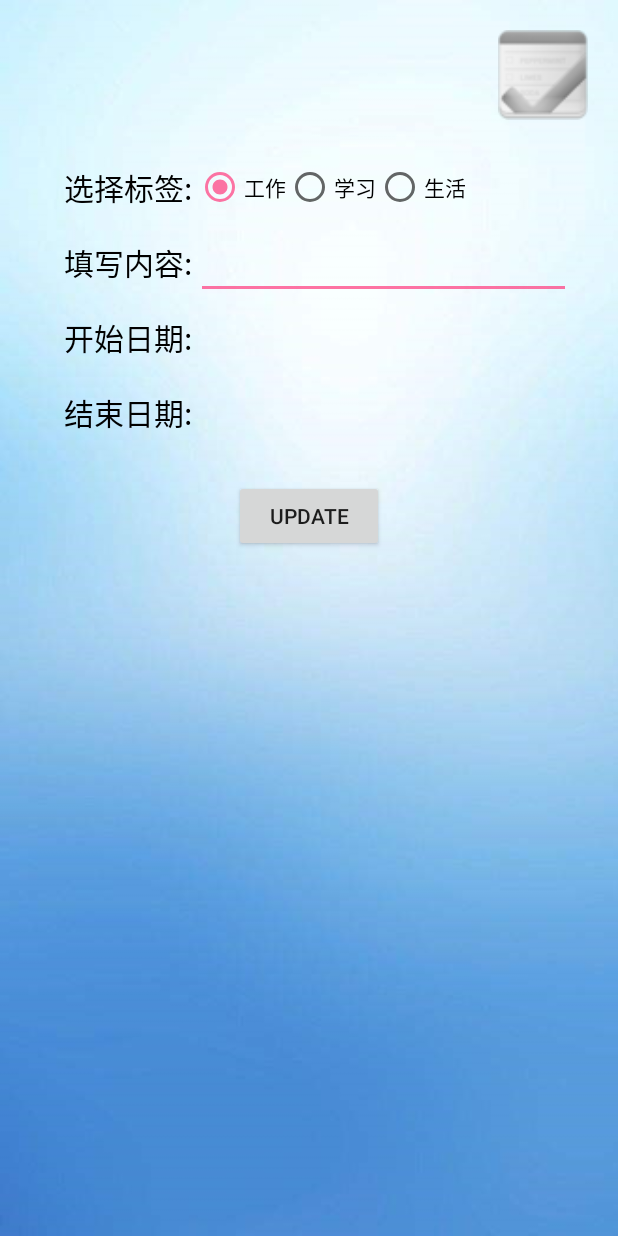
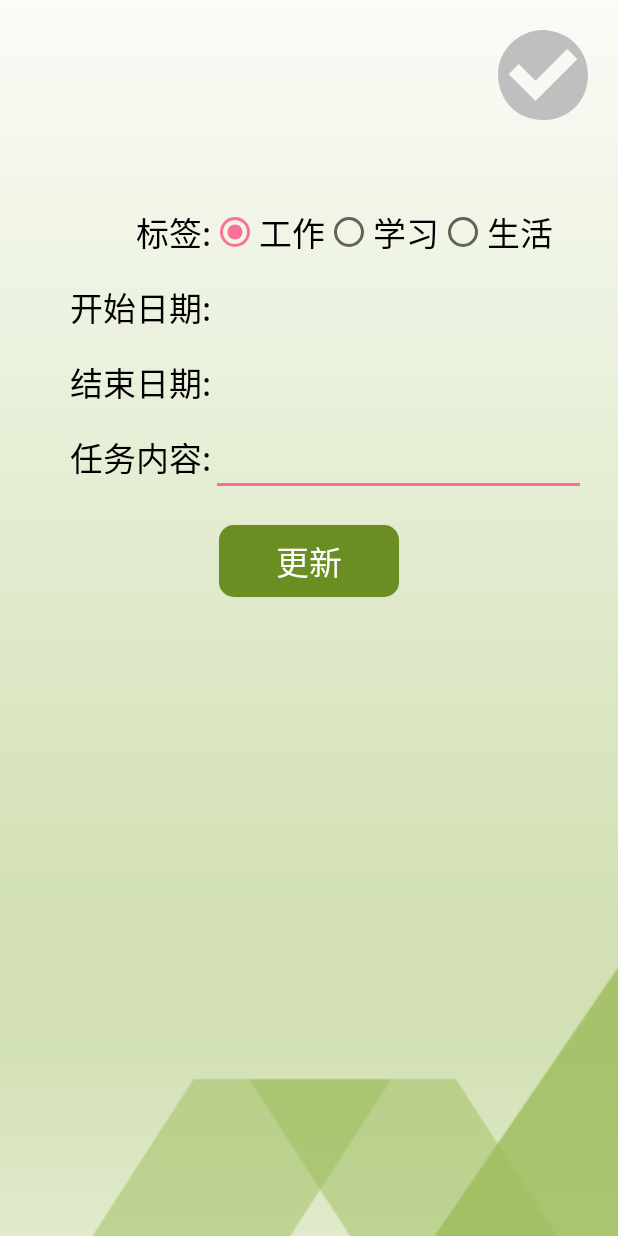
Before and after one commit to LEOch007/SimpleDo, an Android app: the layout activity_update.xml on its own in the app's theme, with its tools: preview values and no code run, on a phone screen of 412 x 824 dp. Run offline under Robolectric (Android 15) with nearby library versions, the light colour scheme and no system bars.

Commit message:
更新UI

```diff
--- /dev/null
+++ b/app/src/main/res/drawable/btnshape.xml
@@ -0,0 +1,10 @@
+<?xml version="1.0" encoding="utf-8"?>
+<shape xmlns:android="http://schemas.android.com/apk/res/android">
+    <solid android:color="@color/olivedrab" />
+    <corners android:radius="10dip" />
+    <padding
+        android:bottom="5dp"
+        android:left="10dp"
+        android:right="10dp"
+        android:top="5dp" />
+</shape>
--- a/app/src/main/res/layout/activity_add.xml
+++ b/app/src/main/res/layout/activity_add.xml
@@ -51,15 +51,6 @@
                 android:textSize="22sp"/>
         </RadioGroup>
 
-        <ImageButton
-            android:id="@+id/buttonsubmit"
-            android:layout_width="60dp"
-            android:layout_height="60dp"
-            android:layout_marginStart="-40dp"
-            android:layout_marginTop="15dp"
-            android:background="@color/transparent"
-            android:src="@mipmap/pen" />
-
     </LinearLayout>
 
     <LinearLayout
@@ -67,7 +58,7 @@
         android:layout_height="wrap_content"
         android:layout_marginLeft="50dp"
         android:layout_marginTop="20dp"
-        android:orientation="vertical">
+        android:orientation="horizontal">
 
         <TextView
             android:id="@+id/starttime"
@@ -86,7 +77,7 @@
             android:gravity="center"
             android:paddingLeft="10dp"
             android:text=""
-            android:textSize="22sp" />
+            android:textSize="18sp" />
 
     </LinearLayout>
 
@@ -94,7 +85,7 @@
         android:layout_width="wrap_content"
         android:layout_height="wrap_content"
         android:layout_marginLeft="50dp"
-        android:orientation="vertical">
+        android:orientation="horizontal">
 
         <TextView
             android:id="@+id/finishtime"
@@ -113,7 +104,7 @@
             android:gravity="center"
             android:paddingLeft="10dp"
             android:text=""
-            android:textSize="22sp" />
+            android:textSize="18sp" />
 
     </LinearLayout>
     <LinearLayout
@@ -142,4 +133,13 @@
             />
     </LinearLayout>
 
+    <ImageButton
+        android:id="@+id/buttonsubmit"
+        android:layout_width="wrap_content"
+        android:layout_height="wrap_content"
+        android:layout_marginStart="140dp"
+        android:layout_marginTop="25dp"
+        android:background="@color/transparent"
+        android:src="@mipmap/confirm" />
+
 </LinearLayout>
--- a/app/src/main/res/layout/activity_update.xml
+++ b/app/src/main/res/layout/activity_update.xml
@@ -2,13 +2,13 @@
 <LinearLayout xmlns:android="http://schemas.android.com/apk/res/android"
     android:orientation="vertical" android:layout_width="match_parent"
     android:layout_height="match_parent"
-    android:background="@drawable/backgroumd"
+    android:background="@mipmap/bg_green"
     >
 
     <ImageView
         android:layout_width="60dp"
         android:layout_height="60dp"
-        android:src="@mipmap/finish1"
+        android:src="@drawable/gouxuanno"
         android:id="@+id/finishicon"
         android:layout_gravity="end"
         android:layout_marginTop="20dp"
@@ -17,18 +17,18 @@
     <LinearLayout
         android:layout_width="wrap_content"
         android:layout_height="wrap_content"
-        android:layout_marginTop="20dp"
+        android:layout_marginTop="50dp"
         android:layout_gravity="center"
         >
 
         <TextView
-            android:layout_width="100dp"
+            android:layout_width="120dp"
             android:layout_height="50dp"
-            android:gravity="center"
-            android:paddingLeft="10sp"
-            android:text="选择标签:"
+            android:gravity="end|center"
+            android:paddingLeft="5dp"
+            android:text="标签:"
             android:textColor="@android:color/background_dark"
-            android:textSize="20dp" />
+            android:textSize="22sp" />
 
         <RadioGroup
             android:layout_width="250dp"
@@ -42,6 +42,7 @@
                 android:layout_height="50dp"
                 android:id="@+id/updatelabelworking"
                 android:text="工作"
+                android:textSize="22sp"
                 android:checked="true"
                 android:gravity="center"
                 />
@@ -50,6 +51,7 @@
                 android:layout_height="50dp"
                 android:id="@+id/updatelabelstudying"
                 android:text="学习"
+                android:textSize="22sp"
                 android:gravity="center"
                 />
 
@@ -58,6 +60,7 @@
                 android:layout_width="wrap_content"
                 android:layout_height="50dp"
                 android:gravity="center"
+                android:textSize="22sp"
                 android:text="生活" />
         </RadioGroup>
 
@@ -66,41 +69,17 @@
     <LinearLayout
         android:layout_width="wrap_content"
         android:layout_height="wrap_content"
-        android:layout_gravity="center"
-        >
-
-        <TextView
-            android:id="@+id/textView2"
-            android:layout_width="100dp"
-            android:layout_height="50dp"
-            android:gravity="center"
-            android:paddingLeft="10dp"
-            android:text="填写内容:"
-            android:textColor="@android:color/background_dark"
-            android:textSize="20dp" />
-
-        <EditText
-            android:layout_width="250dp"
-            android:layout_height="wrap_content"
-            android:id="@+id/updatecontnet"
-            />
-    </LinearLayout>
-
-
-    <LinearLayout
-        android:layout_width="wrap_content"
-        android:layout_height="wrap_content"
         android:layout_gravity="center">
 
         <TextView
             android:id="@+id/updatestarttime"
-            android:layout_width="100dp"
+            android:layout_width="120dp"
             android:layout_height="50dp"
-            android:paddingLeft="10dp"
+            android:paddingLeft="5dp"
             android:text="开始日期:"
             android:textColor="@android:color/background_dark"
-            android:textSize="20dp"
-            android:gravity="center"
+            android:textSize="22sp"
+            android:gravity="end|center"
             />
 
         <TextView
@@ -109,7 +88,7 @@
             android:layout_height="50dp"
             android:paddingLeft="10dp"
             android:text=""
-            android:textSize="20dp" />
+            android:textSize="22sp"  />
 
     </LinearLayout>
 
@@ -119,13 +98,13 @@
         android:layout_gravity="center"
         >
         <TextView
-            android:layout_width="100dp"
+            android:layout_width="120dp"
             android:layout_height="50dp"
-            android:gravity="center"
-            android:paddingLeft="10dp"
+            android:gravity="end|center"
+            android:paddingLeft="5dp"
             android:text="结束日期:"
             android:textColor="@android:color/background_dark"
-            android:textSize="20dp"
+            android:textSize="22sp"
             android:id="@+id/updatefinishtime"
             />
 
@@ -134,19 +113,45 @@
             android:layout_height="50dp"
             android:paddingLeft="10dp"
             android:text=""
-            android:textSize="20dp"
+            android:textSize="22sp"
             android:id="@+id/updatefinishtimeshow"
+            />
+    </LinearLayout>
+    <LinearLayout
+        android:layout_width="wrap_content"
+        android:layout_height="wrap_content"
+        android:layout_gravity="center"
+        >
+
+        <TextView
+            android:id="@+id/textView2"
+            android:layout_width="120dp"
+            android:layout_height="50dp"
+            android:gravity="end|center"
+            android:paddingLeft="5dp"
+            android:text="任务内容:"
+            android:textColor="@android:color/background_dark"
+            android:textSize="22sp"  />
+
+        <EditText
+            android:layout_width="250dp"
+            android:layout_height="wrap_content"
+            android:textSize="22sp"
+            android:id="@+id/updatecontnet"
             />
     </LinearLayout>
 
     <Button
         android:id="@+id/updatesubmit"
-        android:layout_width="wrap_content"
+        android:background="@drawable/btnshape"
+        android:layout_width="120dp"
         android:layout_height="wrap_content"
         android:layout_gravity="center"
+        android:layout_marginTop="20dp"
         android:width="100dp"
-        android:text="update"
-        android:layout_marginTop="20dp"
+        android:text="更新"
+        android:textColor="@color/white"
+        android:textSize="22sp"
         />
 
 </LinearLayout>
```
Also changed, not shown: app/src/main/res/drawable-xhdpi/gouxuanno.png (deleted), app/src/main/res/drawable-xhdpi/gouxuanok.png (deleted), app/src/main/res/drawable/gouxuanno.png (added), app/src/main/res/drawable/gouxuanok.png (added), app/src/main/res/drawable/shopping.png, app/src/main/res/drawable/studying.png, app/src/main/res/drawable/working.png, app/src/main/res/mipmap-hdpi/bg_green.png (added), app/src/main/res/mipmap-hdpi/finish1.png (deleted), app/src/main/res/mipmap-hdpi/finish2.png (deleted), app/src/main/res/mipmap-xhdpi/finish1.png (added), app/src/main/res/mipmap-xhdpi/finish2.png (added), app/src/main/res/mipmap-xxxhdpi/confirm.png (added).
